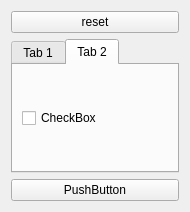
The window that Applications/MainApplication_BE/Gui/ui/EditionWidget.ui (SylvainDeker/Radium-Engine) describes before a commit, drawn with Qt 5.
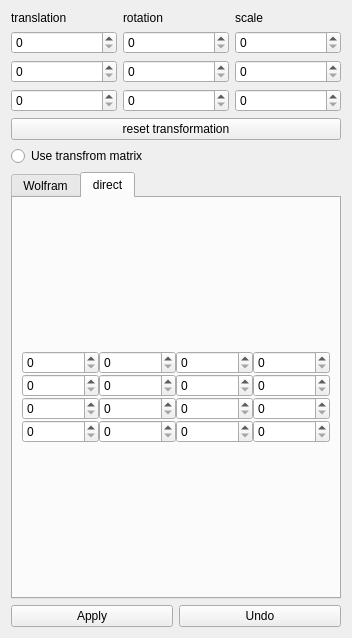
The same window after the commit. The open tabs and pages were chosen to show the change.

Commit message: mise en forme du widget edition

Patch:
```diff
--- a/Applications/MainApplication_BE/Gui/ui/EditionWidget.ui
+++ b/Applications/MainApplication_BE/Gui/ui/EditionWidget.ui
@@ -6,60 +6,194 @@
    <rect>
     <x>0</x>
     <y>0</y>
-    <width>190</width>
-    <height>212</height>
+    <width>352</width>
+    <height>638</height>
    </rect>
   </property>
   <property name="windowTitle">
    <string>Form</string>
   </property>
-  <layout class="QGridLayout" name="gridLayout">
+  <layout class="QGridLayout" name="gridLayout_6">
+   <item row="2" column="0">
+    <layout class="QGridLayout" name="gridLayout_3">
+     <item row="1" column="0">
+      <layout class="QGridLayout" name="gridLayout">
+       <item row="0" column="0">
+        <widget class="QPushButton" name="pushButton">
+         <property name="text">
+          <string>Apply</string>
+         </property>
+        </widget>
+       </item>
+       <item row="0" column="1">
+        <widget class="QPushButton" name="pushButton_2">
+         <property name="text">
+          <string>Undo</string>
+         </property>
+        </widget>
+       </item>
+      </layout>
+     </item>
+    </layout>
+   </item>
    <item row="0" column="0">
     <layout class="QGridLayout" name="gridLayout_2">
-     <item row="0" column="0">
+     <item row="2" column="0">
       <widget class="QPushButton" name="resetButton">
        <property name="text">
-        <string>reset</string>
+        <string>reset transformation</string>
        </property>
       </widget>
      </item>
+     <item row="1" column="0">
+      <layout class="QGridLayout" name="gridLayout_4">
+       <item row="2" column="2">
+        <widget class="QSpinBox" name="spinBox_7"/>
+       </item>
+       <item row="1" column="0">
+        <widget class="QSpinBox" name="spinBox"/>
+       </item>
+       <item row="3" column="0">
+        <widget class="QSpinBox" name="spinBox_5"/>
+       </item>
+       <item row="0" column="1">
+        <widget class="QLabel" name="label_2">
+         <property name="text">
+          <string>rotation</string>
+         </property>
+        </widget>
+       </item>
+       <item row="1" column="2">
+        <widget class="QSpinBox" name="spinBox_3"/>
+       </item>
+       <item row="0" column="2">
+        <widget class="QLabel" name="label_3">
+         <property name="text">
+          <string>scale</string>
+         </property>
+        </widget>
+       </item>
+       <item row="1" column="1">
+        <widget class="QSpinBox" name="spinBox_2"/>
+       </item>
+       <item row="2" column="1">
+        <widget class="QSpinBox" name="spinBox_6"/>
+       </item>
+       <item row="3" column="1">
+        <widget class="QSpinBox" name="spinBox_8"/>
+       </item>
+       <item row="2" column="0">
+        <widget class="QSpinBox" name="spinBox_4"/>
+       </item>
+       <item row="3" column="2">
+        <widget class="QSpinBox" name="spinBox_9"/>
+       </item>
+       <item row="0" column="0">
+        <widget class="QLabel" name="label">
+         <property name="text">
+          <string>translation</string>
+         </property>
+        </widget>
+       </item>
+      </layout>
+     </item>
      <item row="3" column="0">
-      <widget class="QPushButton" name="pushButton">
+      <widget class="QRadioButton" name="radioButton">
        <property name="text">
-        <string>PushButton</string>
+        <string>Use transfrom matrix</string>
        </property>
       </widget>
      </item>
-     <item row="2" column="0">
+    </layout>
+   </item>
+   <item row="1" column="0">
+    <layout class="QGridLayout" name="gridLayout_5">
+     <item row="0" column="0">
       <widget class="QTabWidget" name="tabWidget">
        <property name="currentIndex">
         <number>1</number>
        </property>
        <widget class="QWidget" name="tab">
         <attribute name="title">
-         <string>Tab 1</string>
+         <string>Wolfram</string>
         </attribute>
-        <layout class="QGridLayout" name="gridLayout_3">
+        <layout class="QGridLayout" name="gridLayout_9">
          <item row="0" column="0">
-          <widget class="QRadioButton" name="radioButton">
-           <property name="text">
-            <string>RadioButton</string>
-           </property>
-          </widget>
+          <widget class="QTextEdit" name="textEdit"/>
          </item>
         </layout>
        </widget>
        <widget class="QWidget" name="tab_2">
         <attribute name="title">
-         <string>Tab 2</string>
+         <string>direct</string>
         </attribute>
-        <layout class="QGridLayout" name="gridLayout_4">
+        <layout class="QGridLayout" name="gridLayout_8">
          <item row="0" column="0">
-          <widget class="QCheckBox" name="checkBox">
-           <property name="text">
-            <string>CheckBox</string>
+          <layout class="QGridLayout" name="gridLayout_7">
+           <property name="leftMargin">
+            <number>0</number>
            </property>
-          </widget>
+           <property name="topMargin">
+            <number>0</number>
+           </property>
+           <property name="rightMargin">
+            <number>0</number>
+           </property>
+           <property name="bottomMargin">
+            <number>0</number>
+           </property>
+           <property name="spacing">
+            <number>0</number>
+           </property>
+           <item row="0" column="3">
+            <widget class="QSpinBox" name="spinBox_10"/>
+           </item>
+           <item row="0" column="0">
+            <widget class="QSpinBox" name="spinBox_13"/>
+           </item>
+           <item row="0" column="1">
+            <widget class="QSpinBox" name="spinBox_12"/>
+           </item>
+           <item row="0" column="2">
+            <widget class="QSpinBox" name="spinBox_11"/>
+           </item>
+           <item row="1" column="0">
+            <widget class="QSpinBox" name="spinBox_14"/>
+           </item>
+           <item row="2" column="0">
+            <widget class="QSpinBox" name="spinBox_15"/>
+           </item>
+           <item row="3" column="0">
+            <widget class="QSpinBox" name="spinBox_16"/>
+           </item>
+           <item row="1" column="1">
+            <widget class="QSpinBox" name="spinBox_17"/>
+           </item>
+           <item row="1" column="2">
+            <widget class="QSpinBox" name="spinBox_18"/>
+           </item>
+           <item row="1" column="3">
+            <widget class="QSpinBox" name="spinBox_19"/>
+           </item>
+           <item row="2" column="1">
+            <widget class="QSpinBox" name="spinBox_20"/>
+           </item>
+           <item row="3" column="1">
+            <widget class="QSpinBox" name="spinBox_21"/>
+           </item>
+           <item row="3" column="2">
+            <widget class="QSpinBox" name="spinBox_22"/>
+           </item>
+           <item row="2" column="2">
+            <widget class="QSpinBox" name="spinBox_23"/>
+           </item>
+           <item row="2" column="3">
+            <widget class="QSpinBox" name="spinBox_24"/>
+           </item>
+           <item row="3" column="3">
+            <widget class="QSpinBox" name="spinBox_25"/>
+           </item>
+          </layout>
          </item>
         </layout>
        </widget>
```
Left out of the diff: 2 changed lines with no effect on the pictures.
